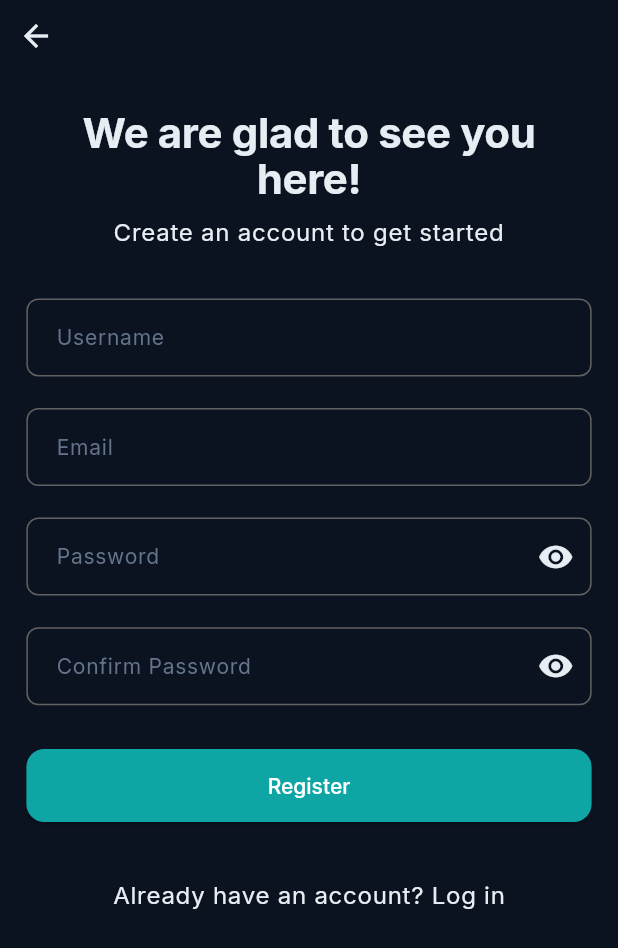
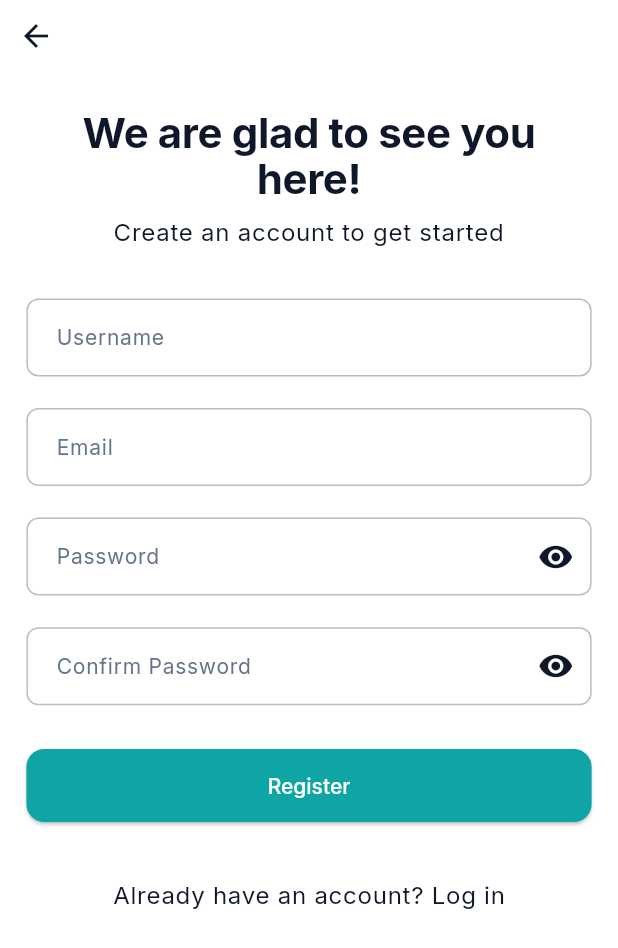
Before and after one commit to andrey2130/gym_buddy, a Flutter app: the screen it shows after launch, after a tap on "Get Started", on a phone screen of 412 x 824 dp. Shown: the top 948 px of the screen. Run offline on Flutter 3.47's test engine with Material 3 defaults, Android fonts, the phone set to English and light mode, and no system bars; drawn by our look-alikes of talker_flutter; our stand-ins replace bloc, cached_network_image, cloud_firestore, dartz, easy_localization, firebase_auth and 13 more; accounts and stored records are empty; network calls fail.

```diff
--- /dev/null
+++ b/lib/core/service/shared_preferences.dart
@@ -0,0 +1,24 @@
+import 'package:gym_buddy/core/theme/cubit/theme_cubit.dart';
+import 'package:injectable/injectable.dart';
+import 'package:shared_preferences/shared_preferences.dart';
+
+@LazySingleton()
+class SharedPreferencesService {
+  final SharedPreferences _sharedPreferences;
+
+  SharedPreferencesService(this._sharedPreferences);
+
+  Future<void> setThemeMode(ThemeState themeMode) async {
+    await _sharedPreferences.setString(
+      'theme_mode',
+      themeMode.when(light: () => 'light', dark: () => 'dark'),
+    );
+  }
+
+  ThemeState getThemeMode() {
+    final themeString = _sharedPreferences.getString('theme_mode') ?? 'light';
+    return themeString == 'dark'
+        ? const ThemeState.dark()
+        : const ThemeState.light();
+  }
+}
--- a/lib/core/theme/app_themes.dart
+++ b/lib/core/theme/app_themes.dart
@@ -93,8 +93,8 @@ class AppThemes {
       //AppBar
       appBarTheme: AppBarTheme(
         systemOverlayStyle: SystemUiOverlayStyle.dark,
-        backgroundColor: Colors.transparent,
-        foregroundColor: Colors.white,
+        backgroundColor: background,
+        foregroundColor: background,
         elevation: 2,
         shadowColor: Colors.black.withValues(alpha: 0.1),
         centerTitle: true,
--- /dev/null
+++ b/lib/core/theme/cubit/theme_cubit.dart
@@ -0,0 +1,31 @@
+import 'package:bloc/bloc.dart';
+import 'package:freezed_annotation/freezed_annotation.dart';
+import 'package:gym_buddy/core/service/shared_preferences.dart';
+import 'package:injectable/injectable.dart';
+
+part 'theme_state.dart';
+part 'theme_cubit.freezed.dart';
+
+@LazySingleton()
+class ThemeCubit extends Cubit<ThemeState> {
+  final SharedPreferencesService _sharedPreferencesService;
+
+  ThemeCubit(this._sharedPreferencesService) : super(const ThemeState.light()) {
+    _loadTheme();
+  }
+
+  void _loadTheme() {
+    final savedTheme = _sharedPreferencesService.getThemeMode();
+    emit(savedTheme);
+  }
+
+  Future<void> toggleTheme() async {
+    final newTheme = state.when(
+      light: () => const ThemeState.dark(),
+      dark: () => const ThemeState.light(),
+    );
+
+    await _sharedPreferencesService.setThemeMode(newTheme);
+    emit(newTheme);
+  }
+}
--- /dev/null
+++ b/lib/core/theme/cubit/theme_state.dart
@@ -0,0 +1,8 @@
+part of 'theme_cubit.dart';
+
+@freezed
+class ThemeState with _$ThemeState {
+
+  const factory ThemeState.light() = Light;
+  const factory ThemeState.dark() = Dark;
+}
--- a/lib/injections.dart
+++ b/lib/injections.dart
@@ -5,7 +5,6 @@ import 'package:get_it/get_it.dart';
 import 'package:gym_buddy/injections.config.dart';
 import 'package:injectable/injectable.dart';
 import 'package:talker_flutter/talker_flutter.dart';
-
 
 final getIt = GetIt.instance;
 
--- a/lib/main.dart
+++ b/lib/main.dart
@@ -7,12 +7,14 @@ import 'package:flutter_bloc/flutter_bloc.dart';
 import 'package:flutter_screenutil/flutter_screenutil.dart';
 import 'package:gym_buddy/core/app_route/app_route.dart';
 import 'package:gym_buddy/core/theme/app_themes.dart';
+import 'package:gym_buddy/core/theme/cubit/theme_cubit.dart';
 import 'package:gym_buddy/features/auth/domain/repo/auth_repo.dart';
 import 'package:gym_buddy/features/auth/presentation/bloc/auth_bloc.dart';
 import 'package:gym_buddy/features/onboarding/presentation/bloc/onboarding_bloc.dart';
 import 'package:gym_buddy/features/profile/presentation/bloc/profile_bloc.dart';
 import 'package:gym_buddy/firebase_options.dart';
 import 'package:gym_buddy/injections.dart';
+import 'package:shared_preferences/shared_preferences.dart';
 import 'package:talker_flutter/talker_flutter.dart';
 
 void main() async {
@@ -25,6 +27,10 @@ void main() async {
       await Firebase.initializeApp(
         options: DefaultFirebaseOptions.currentPlatform,
       );
+
+      final sharedPreferences = await SharedPreferences.getInstance();
+      getIt.registerLazySingleton<SharedPreferences>(() => sharedPreferences);
+
       configureDependencies();
       runApp(
         EasyLocalization(
@@ -54,6 +60,7 @@ class MyApp extends StatelessWidget {
         BlocProvider(create: (context) => getIt<AuthBloc>()),
         BlocProvider(create: (context) => getIt<OnboardingBloc>()),
         BlocProvider(create: (context) => getIt<ProfileBloc>()),
+        BlocProvider(create: (context) => getIt<ThemeCubit>()),
       ],
       child: TalkerWrapper(
         talker: getIt<Talker>(),
@@ -64,13 +71,22 @@ class MyApp extends StatelessWidget {
             onTap: () {
               FocusManager.instance.primaryFocus?.unfocus();
             },
-            child: MaterialApp.router(
-              routerConfig: createRouter(initialLocation: initialLocation),
-              theme: AppThemes.darkTheme(),
-              debugShowCheckedModeBanner: false,
-              locale: context.locale,
-              supportedLocales: context.supportedLocales,
-              localizationsDelegates: context.localizationDelegates,
+            child: BlocBuilder<ThemeCubit, ThemeState>(
+              builder: (context, themeState) {
+                final theme = themeState.when(
+                  light: AppThemes.lightTheme,
+                  dark: AppThemes.darkTheme,
+                );
+
+                return MaterialApp.router(
+                  routerConfig: createRouter(initialLocation: initialLocation),
+                  theme: theme,
+                  debugShowCheckedModeBanner: false,
+                  locale: context.locale,
+                  supportedLocales: context.supportedLocales,
+                  localizationsDelegates: context.localizationDelegates,
+                );
+              },
             ),
           ),
         ),
--- a/pubspec.yaml
+++ b/pubspec.yaml
@@ -49,6 +49,7 @@ dependencies:
   easy_localization: ^3.0.8
   smooth_page_indicator: ^1.2.1
   cached_network_image: ^3.4.1
+  shared_preferences: ^2.5.3
 
 
 
```
Also changed, not shown: lib/features/profile/presentation/pages/profile_screen.dart (+17 -11 lines), lib/core/theme/cubit/theme_cubit.freezed.dart (added), lib/injections.config.dart, pubspec.lock.
